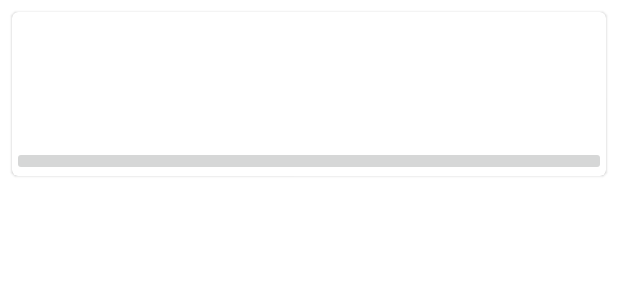
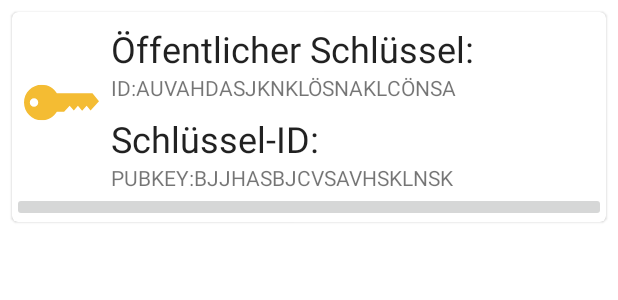
Before and after one commit to winkloid/Android_ArmadilLogin, an Android app: the layout item_credential.xml on its own in the app's theme, with its tools: preview values and no code run, on a phone screen of 412 x 824 dp. Shown: the top 300 px of the screen. Run offline under Robolectric (Android 15) with nearby library versions, the phone set to English and light mode, and no system bars; network calls fail.

Commit message:
:sparkles: Added key overview to user overview fragment and added functionality to delete keys from there using a button

```diff
--- a/app/src/main/java/de/tuchemnitz/armadillogin/ui/user/CredentialAdapter.kt
+++ b/app/src/main/java/de/tuchemnitz/armadillogin/ui/user/CredentialAdapter.kt
@@ -1,5 +1,6 @@
 package de.tuchemnitz.armadillogin.ui.user
 
+import android.util.Log
 import android.view.LayoutInflater
 import android.view.ViewGroup
 import androidx.recyclerview.widget.DiffUtil
@@ -13,7 +14,7 @@ class CredentialAdapter(
 ) : ListAdapter<Credential, CredentialAdapter.CredentialViewHolder>(DiffCallback) {
 
     class CredentialViewHolder(
-        private var binding: ItemCredentialBinding, onDeleteClicked: (String) -> Unit
+        val binding: ItemCredentialBinding, onDeleteClicked: (String) -> Unit
     ) : RecyclerView.ViewHolder(binding.root) {
         init {
             binding.itemCredentialDelete.setOnClickListener {
@@ -59,7 +60,8 @@ class CredentialAdapter(
      * If there is a free [RecyclerView] item view: change its content
      */
     override fun onBindViewHolder(holder: CredentialViewHolder, position: Int) {
-        holder.bind(getItem(position))
+        holder.binding.credential = getItem(position)
+        Log.d("CredentialAdapter", "${getItem(position)}")
     }
 
 }
--- /dev/null
+++ b/app/src/main/res/drawable/ic_item_credential_key.xml
@@ -0,0 +1,15 @@
+<vector xmlns:android="http://schemas.android.com/apk/res/android"
+    android:width="375dp"
+    android:height="375dp"
+    android:viewportWidth="375"
+    android:viewportHeight="375">
+  <group>
+    <clip-path
+        android:pathData="M0,98.723L375,98.723L375,276.473L0,276.473ZM0,98.723"/>
+    <path
+        android:pathData="M342.297,141.516L164.422,141.516C148.859,115.926 120.754,98.836 88.664,98.836C39.695,98.836 0,138.621 0,187.699C0,236.777 39.695,276.563 88.664,276.563C120.754,276.563 148.859,259.473 164.422,233.879L164.422,233.883L200.582,233.883L228.199,203.723L249.273,227.762L269.625,203.723L290.699,228.492L313.227,203.723L332.852,227.762L375,181.145ZM50.145,208.824C38.504,208.824 29.07,199.367 29.07,187.699C29.07,176.031 38.504,166.578 50.145,166.578C61.785,166.578 71.219,176.031 71.219,187.699C71.219,199.367 61.785,208.824 50.145,208.824ZM50.145,208.824"
+        android:fillColor="#F4BC33"
+        android:fillType="nonZero"
+        android:strokeColor="#00000000"/>
+  </group>
+</vector>
--- a/app/src/main/res/layout/item_credential.xml
+++ b/app/src/main/res/layout/item_credential.xml
@@ -1,10 +1,10 @@
 <?xml version="1.0" encoding="utf-8"?>
-<layout
-    xmlns:android="http://schemas.android.com/apk/res/android"
+<layout xmlns:android="http://schemas.android.com/apk/res/android"
     xmlns:app="http://schemas.android.com/apk/res-auto"
     xmlns:tools="http://schemas.android.com/tools">
 
     <data>
+
         <variable
             name="credential"
             type="de.tuchemnitz.armadillogin.fido2api.Credential" />
@@ -15,32 +15,70 @@
         android:layout_height="wrap_content"
         android:layout_margin="8dp">
 
-        <LinearLayout
+        <androidx.constraintlayout.widget.ConstraintLayout
             android:layout_width="match_parent"
-            android:layout_height="wrap_content"
-            android:orientation="vertical">
+            android:layout_height="match_parent">
+
+            <ImageView
+                android:id="@+id/item_credential_keyicon"
+                android:layout_width="50sp"
+                android:layout_height="50sp"
+                android:layout_marginStart="8dp"
+                android:src="@drawable/ic_item_credential_key"
+                app:layout_constraintBottom_toBottomOf="@+id/item_credential_publickey"
+                app:layout_constraintStart_toStartOf="parent"
+                app:layout_constraintTop_toTopOf="parent" />
+
+
+            <TextView
+                android:id="@+id/item_credential_id_title"
+                style="@style/item_credential_headlines"
+                android:layout_width="wrap_content"
+                android:layout_height="wrap_content"
+                android:text="@string/item_credential_id_title"
+                app:layout_constraintStart_toEndOf="@+id/item_credential_keyicon"
+                app:layout_constraintTop_toBottomOf="@+id/item_credential_id" />
 
             <TextView
                 android:id="@+id/item_credential_id"
+                style="@style/item_credential_text"
+                android:layout_width="0dp"
+                android:layout_height="wrap_content"
+                android:layout_marginEnd="8dp"
+                android:text="@{credential.id}"
+                app:layout_constraintEnd_toEndOf="parent"
+                app:layout_constraintStart_toEndOf="@+id/item_credential_keyicon"
+                app:layout_constraintTop_toBottomOf="@+id/item_credential_publickey_title"
+                tools:text="ID:AUVAHDASJKNKLÖSNAKLCÖNSA" />
+
+            <TextView
+                android:id="@+id/item_credential_publickey_title"
+                style="@style/item_credential_headlines"
                 android:layout_width="wrap_content"
                 android:layout_height="wrap_content"
-                android:padding="16dp"
-                android:text="@{credential.id}" />
+                android:text="@string/item_credential_publickey_title"
+                app:layout_constraintStart_toEndOf="@+id/item_credential_keyicon"
+                app:layout_constraintTop_toTopOf="parent" />
 
             <TextView
                 android:id="@+id/item_credential_publickey"
-                android:layout_width="wrap_content"
+                style="@style/item_credential_text"
+                android:layout_width="0dp"
                 android:layout_height="wrap_content"
+                android:layout_marginEnd="8dp"
                 android:text="@{credential.publicKey}"
-                android:textAppearance="@style/TextAppearance.MaterialComponents.Body1"/>
+                app:layout_constraintEnd_toEndOf="parent"
+                app:layout_constraintStart_toEndOf="@+id/item_credential_keyicon"
+                app:layout_constraintTop_toBottomOf="@+id/item_credential_id_title"
+                tools:text="PUBKEY:BJJHASBJCVSAVHSKLNSK" />
 
             <ImageButton
                 android:id="@+id/item_credential_delete"
                 android:layout_width="fill_parent"
                 android:layout_height="wrap_content"
-                android:layout_marginTop="16dp"
-                android:text="@string/user_overview_delete_credential" />
-
-        </LinearLayout>
+                android:text="@string/user_overview_delete_credential"
+                app:layout_constraintStart_toStartOf="parent"
+                app:layout_constraintTop_toBottomOf="@+id/item_credential_publickey" />
+        </androidx.constraintlayout.widget.ConstraintLayout>
     </com.google.android.material.card.MaterialCardView>
 </layout>
--- a/app/src/main/res/values/strings.xml
+++ b/app/src/main/res/values/strings.xml
@@ -61,4 +61,7 @@
     <string name="user_overview_label">Übersicht</string>
     <string name="user_overview_delete_credential">Schlüssel löschen</string>
     <string name="user_overview_credential_placeholder">Noch keine Schlüssel registriert.</string>
+    <string name="user_overview_delete_credential_confirmation">Bist du dir sicher, dass du den Schlüssel mit folgender ID löschen möchtest?\n%s</string>
+    <string name="item_credential_id_title">Schlüssel-ID:</string>
+    <string name="item_credential_publickey_title">Öffentlicher Schlüssel:</string>
 </resources>
--- /dev/null
+++ b/app/src/main/res/values/styles.xml
@@ -0,0 +1,11 @@
+<?xml version="1.0" encoding="utf-8"?>
+<resources>
+    <style name="item_credential_headlines" parent="item_credential_text">
+        <item name="android:textAppearance">@style/TextAppearance.MaterialComponents.Headline5</item>
+        <item name="android:layout_marginTop">8dp</item>
+    </style>
+
+    <style name="item_credential_text">
+        <item name="android:layout_marginStart">8dp</item>
+    </style>
+</resources>
```
Also changed, not shown: app/src/main/java/de/tuchemnitz/armadillogin/ui/user/DeleteConfirmationFragment.kt (added, +54 -0 lines), app/src/main/java/de/tuchemnitz/armadillogin/ui/user/UserOverviewFragment.kt (+12 -7 lines), app/src/main/java/de/tuchemnitz/armadillogin/ui/user/UserOverviewViewModel.kt (added, +21 -0 lines), app/src/main/res/layout/fragment_user_overview.xml (+5 -2 lines).
